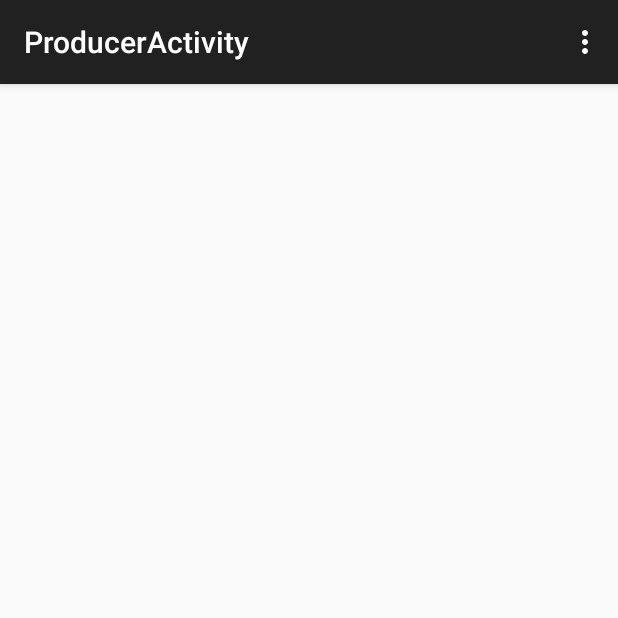
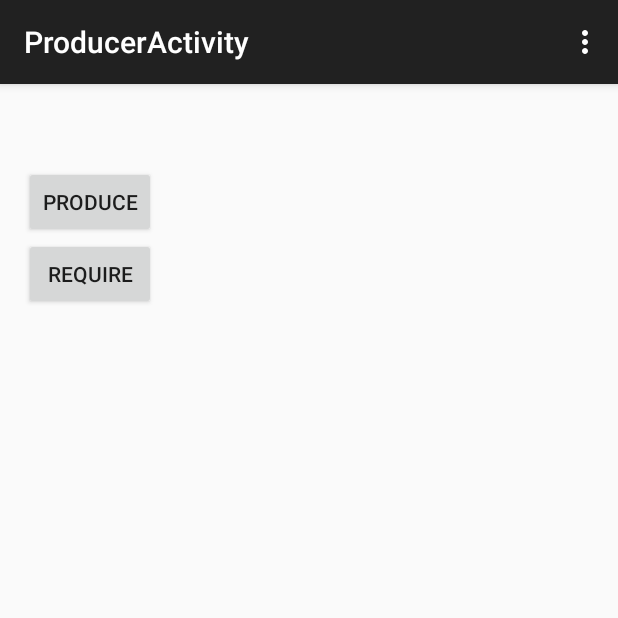
Before and after one commit to ohnonoho/photoSharing, an Android app: the screen it shows after launch (ProducerActivity), on a phone screen of 412 x 824 dp, the top half of it. Run offline under Robolectric (Android 15) with nearby library versions, the phone set to English and light mode, and no system bars; 1 statement that could not run was skipped.

Commit message:
Add jNDN libs

```diff
--- a/PhotoSharing/app/build.gradle
+++ b/PhotoSharing/app/build.gradle
@@ -20,6 +20,7 @@ android {
 }
 
 dependencies {
-    compile fileTree(dir: 'libs', include: ['*.jar'])
+    compile fileTree(include: ['*.jar'], dir: 'libs')
     compile 'com.android.support:appcompat-v7:22.0.0'
+    compile files('libs/jndn-0.5.jar')
 }
--- a/PhotoSharing/app/src/main/res/layout/fragment_producer.xml
+++ b/PhotoSharing/app/src/main/res/layout/fragment_producer.xml
@@ -25,6 +25,18 @@
             android:id="@+id/producer_status"
             android:layout_width="wrap_content"
             android:layout_height="wrap_content" />
+
+        <Button
+            android:id="@+id/produce_content"
+            android:layout_width="wrap_content"
+            android:layout_height="wrap_content"
+            android:text="@string/button_produce"/>
+
+        <Button
+            android:id="@+id/require_content"
+            android:layout_width="wrap_content"
+            android:layout_height="wrap_content"
+            android:text="@string/button_require"/>
     </LinearLayout>
 
 </RelativeLayout>
--- a/PhotoSharing/app/src/main/res/values/strings.xml
+++ b/PhotoSharing/app/src/main/res/values/strings.xml
@@ -3,4 +3,6 @@
     <string name="hello_world">Hello world!</string>
     <string name="action_settings">Settings</string>
     <string name="title_activity_producer">ProducerActivity</string>
+    <string name="button_produce">Produce</string>
+    <string name="button_require">Require</string>
 </resources>
```
Also changed, not shown: PhotoSharing/app/src/main/java/com/example/photosharing/ProducerActivity.java (+7 -0 lines), PhotoSharing/app/src/main/java/com/example/photosharing/ProducerActivityFragment.java (+8 -2 lines), PhotoSharing/app/libs/jndn-0.5.jar (added), 1 other file.
